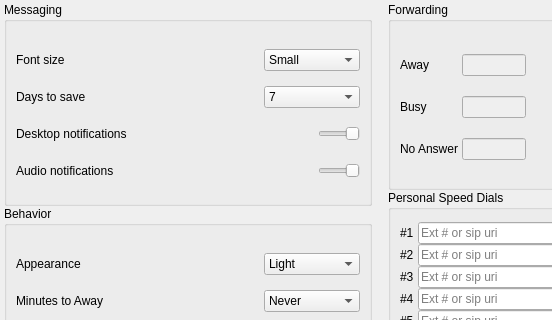
Qt form Desktop/options.ui (dyfet/tycho_sipwitchqt) before a commit; both pictures show x 0 to 552 and y 0 to 320 of the 748 by 617 pixel window.
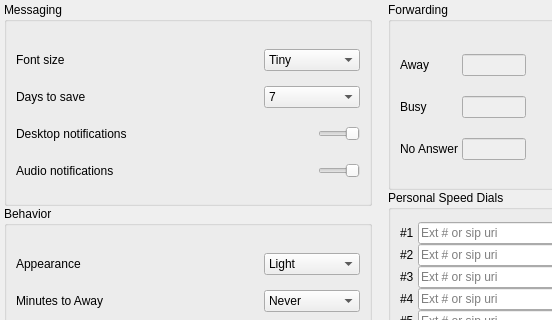
The same form after that commit. Icons and pictures are not drawn.

The edit to the form file:
```diff
--- a/Desktop/options.ui
+++ b/Desktop/options.ui
@@ -613,6 +613,17 @@
             <property name="editable">
              <bool>false</bool>
             </property>
+            <property name="currentText">
+             <string>Normal</string>
+            </property>
+            <property name="modelColumn">
+             <number>0</number>
+            </property>
+            <item>
+             <property name="text">
+              <string>Tiny</string>
+             </property>
+            </item>
             <item>
              <property name="text">
               <string>Small</string>
```
Left out of the diff: 17 changed lines with no effect on the pictures.
